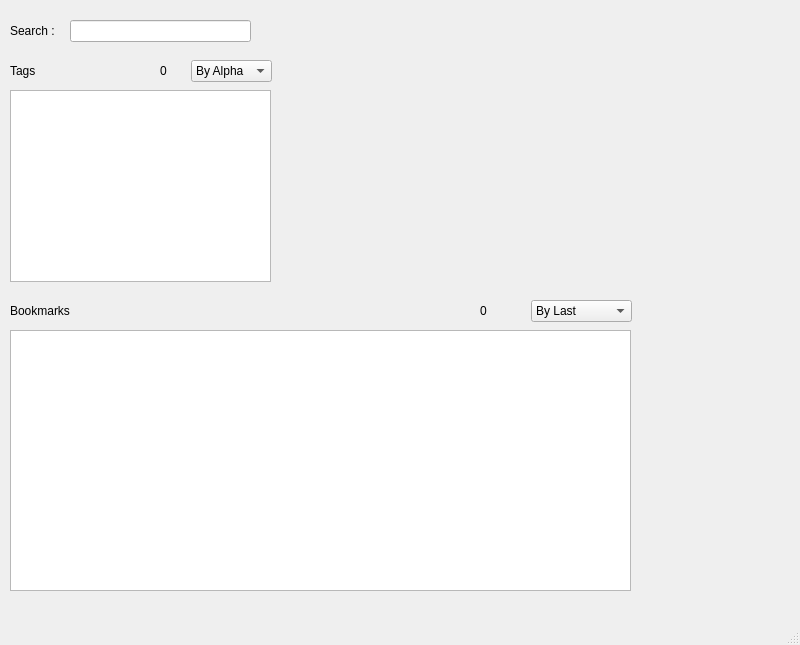
Old version of the form delicious/qt/list.ui in the repository gkonst/fastlink.
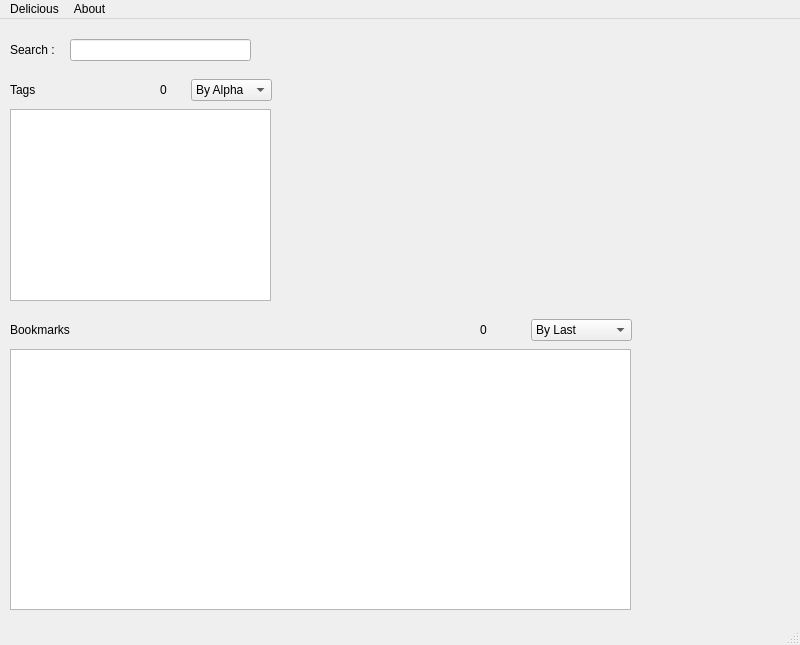
New version of the form.

Commit message: Login validation added, sign out menu added.

```diff
--- a/delicious/qt/list.ui
+++ b/delicious/qt/list.ui
@@ -164,6 +164,21 @@
      <height>26</height>
     </rect>
    </property>
+   <widget class="QMenu" name="deliciou_menu">
+    <property name="title">
+     <string>Delicious</string>
+    </property>
+    <addaction name="sign_out"/>
+   </widget>
+   <widget class="QMenu" name="about_menu">
+    <property name="title">
+     <string>About</string>
+    </property>
+    <addaction name="about_delicious"/>
+    <addaction name="about_qt"/>
+   </widget>
+   <addaction name="deliciou_menu"/>
+   <addaction name="about_menu"/>
   </widget>
   <widget class="QStatusBar" name="statusbar"/>
  </widget>
```
Left out of the diff: 15 changed lines with no effect on the pictures. The commit also changes 2 other files.
